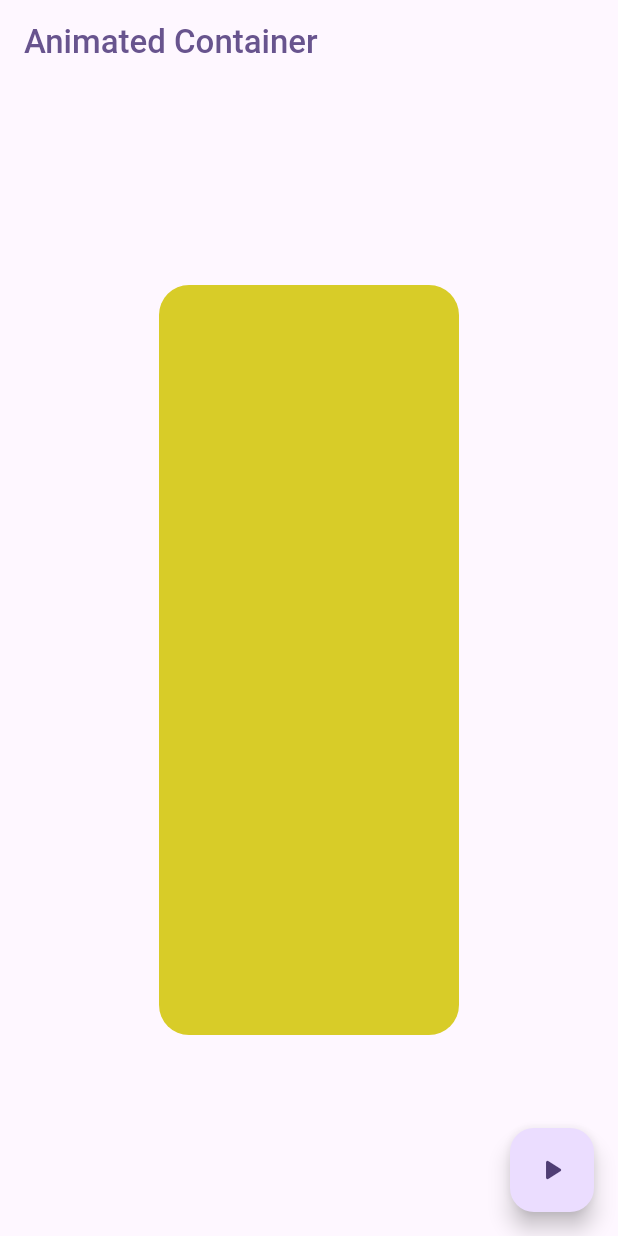
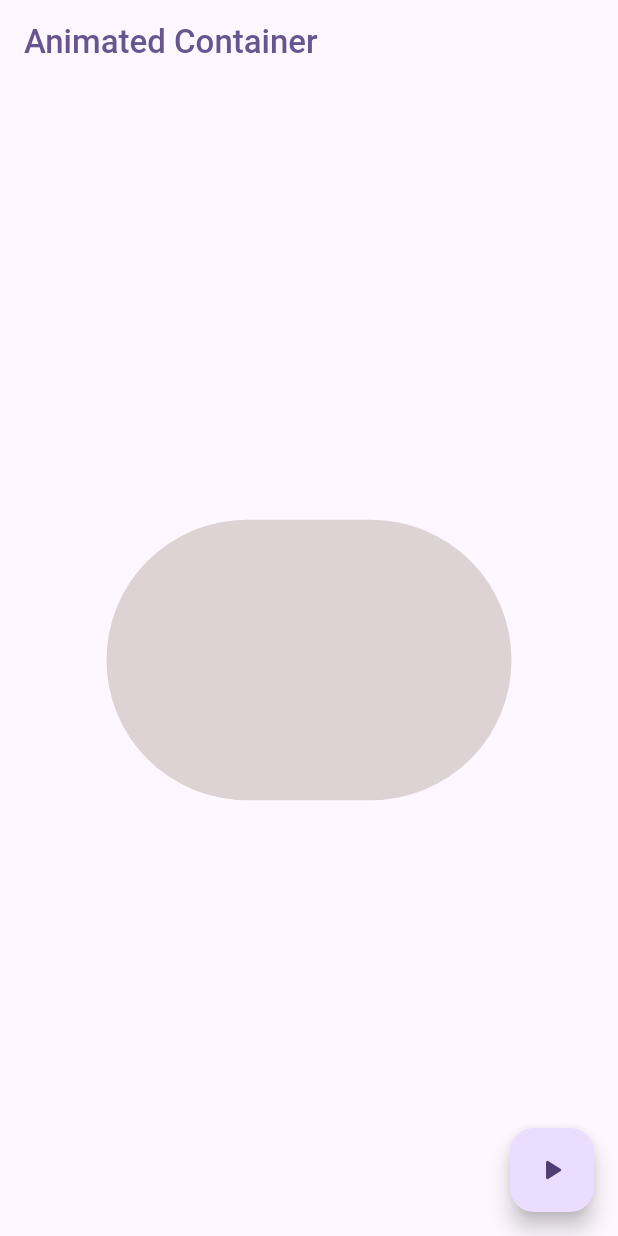
Before and after one commit to MaremagnumX/Flutter-widget-gallery, a Flutter app: the AnimatedScreen screen opened by its route, after a tap on the "play arrow" icon, on a phone screen of 412 x 824 dp. Run offline on Flutter 3.47's test engine with Material 2 defaults, Android fonts, the phone set to English and light mode, and no system bars; our stand-ins replace go_router.

Commit message:
Animaciones del contenedor añadidas

```diff
--- a/lib/presentation/screens/animated/animated_screen.dart
+++ b/lib/presentation/screens/animated/animated_screen.dart
@@ -1,3 +1,4 @@
+import 'dart:math';
 import 'package:flutter/material.dart';
 
 class AnimatedScreen extends StatefulWidget {
@@ -10,10 +11,25 @@ class AnimatedScreen extends StatefulWidget {
 }
 
 class _AnimatedScreenState extends State<AnimatedScreen> {
+  double width = 120;
+  double height = 120;
+  double borderRadius = 10.0;
   Color color = const Color.fromARGB(255, 152, 34, 200);
+
+  changeShape() {
+    final random = Random();
+
+    width = random.nextInt(300) + 50;
+    height = random.nextInt(300) + 50;
+    borderRadius = random.nextInt(100) + 20;
+    color = Color.fromARGB(random.nextInt(255) + 200, random.nextInt(255),
+        random.nextInt(255), random.nextInt(255));
+    setState(() {});
+  }
+
   @override
   Widget build(BuildContext context) {
-    const duration = Duration(milliseconds: 400);
+    const duration = Duration(milliseconds: 500);
     final colors = Theme.of(context).colorScheme;
     return Scaffold(
       appBar: AppBar(
@@ -24,19 +40,20 @@ class _AnimatedScreenState extends State<AnimatedScreen> {
       ),
       body: Center(
         child: AnimatedContainer(
-          curve: Curves.easeInOutCubic,
-          width: 200,
-          height: 500,
+          curve: Curves.elasticInOut,
+          width: width <= 0 ? 0 : width,
+          height: height <= 0 ? 0 : height,
           decoration: BoxDecoration(
-              color: color, borderRadius: BorderRadius.circular(20)),
+            color: color,
+            borderRadius:
+                BorderRadius.circular(borderRadius <= 0 ? 0 : borderRadius),
+          ),
           duration: duration,
         ),
       ),
       floatingActionButton: FloatingActionButton(
         onPressed: () {
-          setState(() {
-            color = const Color.fromARGB(255, 216, 204, 40);
-          });
+          changeShape();
         },
         child: const Icon(Icons.play_arrow_rounded),
       ),
```
